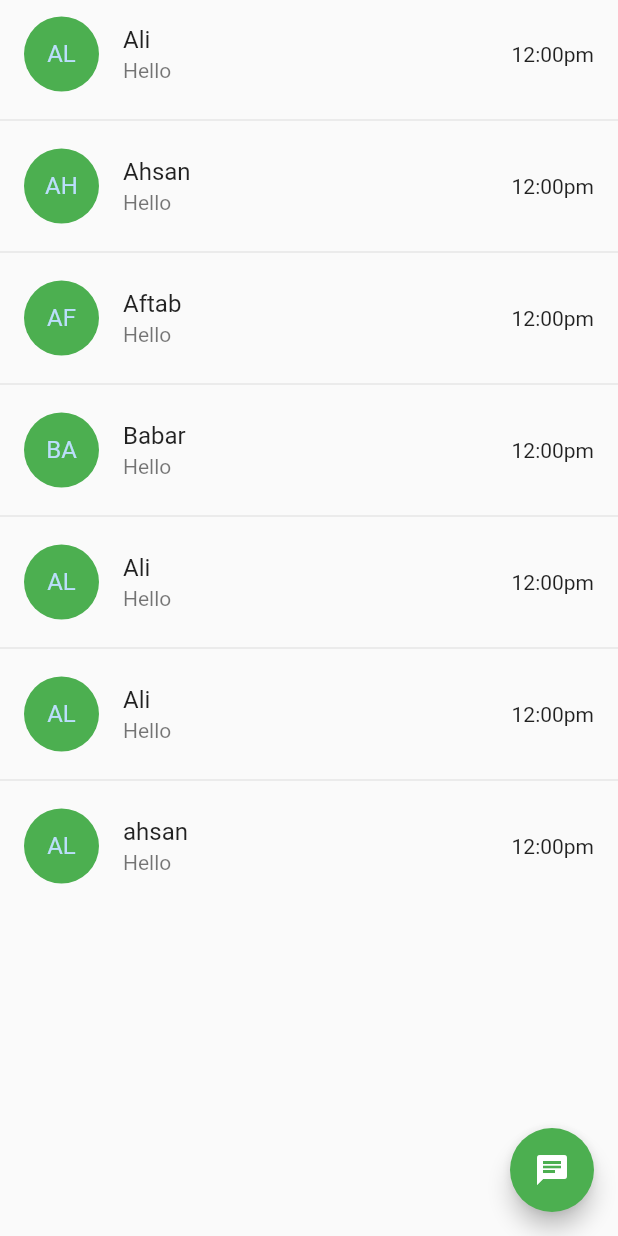
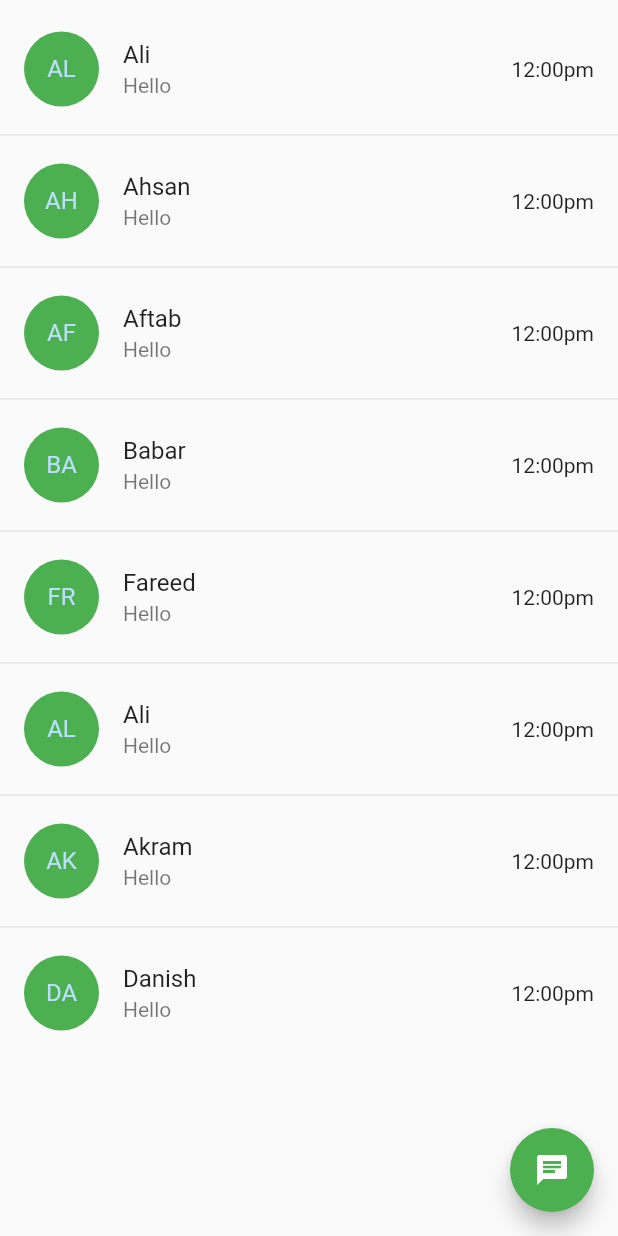
Before and after one commit to Mohsin356/ChatStore, a Flutter app: the ChatHome screen opened directly, on a phone screen of 412 x 824 dp. Run offline on Flutter 3.47's test engine with Material 2 defaults, Android fonts, the phone set to English and light mode, and no system bars.

```diff
--- a/lib/model/users.dart
+++ b/lib/model/users.dart
@@ -14,9 +14,10 @@ List user = [
   User('Ahsan', 'Hello', '12:00pm', 'AH'),
   User('Aftab', 'Hello', '12:00pm', 'AF'),
   User('Babar', 'Hello', '12:00pm', 'BA'),
+  User('Fareed', 'Hello', '12:00pm', 'FR'),
   User('Ali', 'Hello', '12:00pm', 'AL'),
-  User('Ali', 'Hello', '12:00pm', 'AL'),
-  User('ahsan', 'Hello', '12:00pm', 'AL'),
+  User('Akram', 'Hello', '12:00pm', 'AK'),
+  User('Danish', 'Hello', '12:00pm', 'DA'),
 
 
 
--- a/lib/pages/homeChat.dart
+++ b/lib/pages/homeChat.dart
@@ -20,9 +20,28 @@ class _ChatHomeState extends State<ChatHome> {
             color: Colors.white,
           ),
         ),
-        body: ListView.separated(
-            itemCount: user.length,
-            itemBuilder: (context, index) {
+        body: Container(
+          padding: const EdgeInsets.only(top: 10),
+          child: const ListConversations(),
+        ),
+
+
+    );
+  }
+  }
+  class ListConversations extends StatefulWidget {
+    const ListConversations({Key? key}) : super(key: key);
+
+    @override
+    State<ListConversations> createState() => _ListConversationsState();
+  }
+
+  class _ListConversationsState extends State<ListConversations> {
+    @override
+    Widget build(BuildContext context) {
+      return ListView.separated(
+        itemCount: user.length,
+        itemBuilder: (context, index) {
           return ListTile(
             leading: CircleAvatar(
               backgroundColor: Colors.green,
@@ -35,23 +54,8 @@ class _ChatHomeState extends State<ChatHome> {
             trailing: Text(user[index].time),
           );
         },
-          separatorBuilder: (BuildContext context, int index) => const Divider(),
+        separatorBuilder: (BuildContext context, int index) => const Divider(),
 
-    )
-
-    // Row(
-    //   crossAxisAlignment: CrossAxisAlignment.start,
-    //   mainAxisAlignment: MainAxisAlignment.start,
-    //   children: [
-    //     CircleAvatar(
-    //       backgroundColor: Colors.brown.shade800,
-    //       radius: 25.0,
-    //       child: const Text('AH'),
-    //     ),
-    //     const SizedBox(height: 10,),
-    //   ],
-    // ),
-
-    );
+      );
+    }
   }
-  }
```
